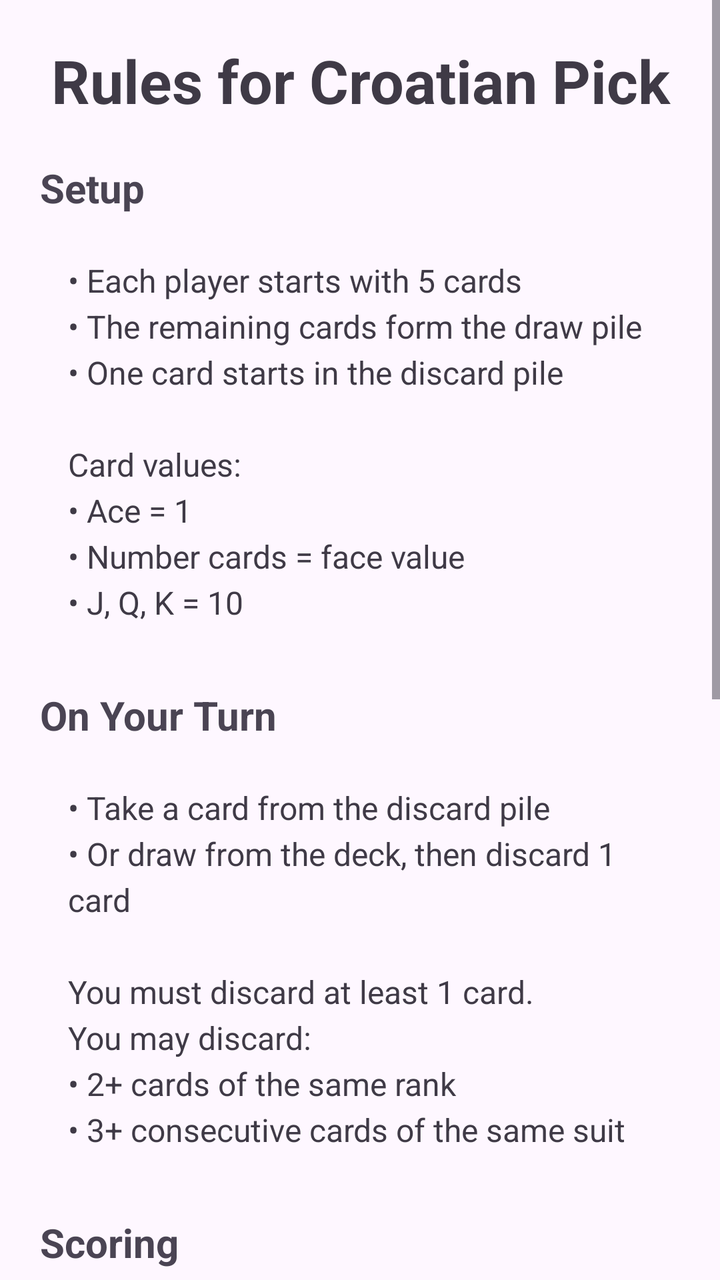
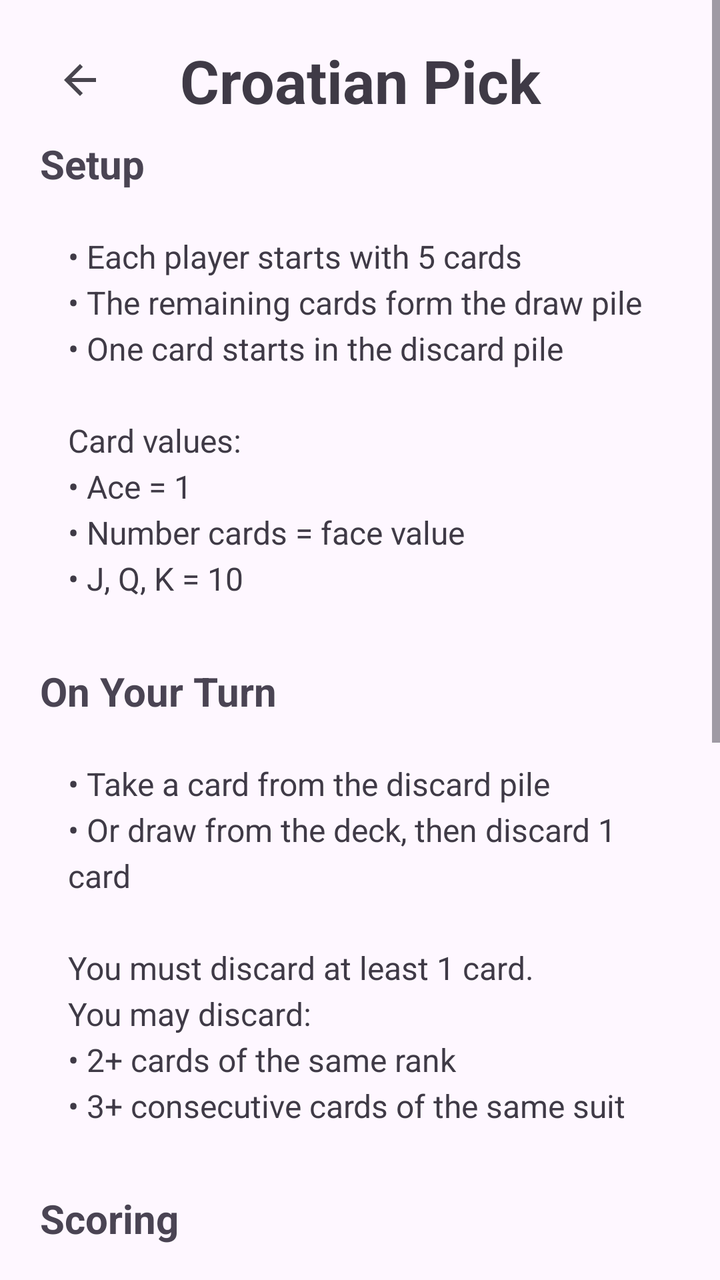

The first picture is an Android layout as it rendered before a commit; the second is the same layout after the commit. The layout source and the unified diff follow.
<!-- AndroidManifest.xml: application theme Theme.GameCollection -->
<!-- res/layout/activity_croatian_pick_rules.xml -->
<?xml version="1.0" encoding="utf-8"?>
<ScrollView xmlns:android="http://schemas.android.com/apk/res/android"
    xmlns:tools="http://schemas.android.com/tools"
    android:layout_width="match_parent"
    android:layout_height="match_parent"
    android:fillViewport="true"
    tools:context=".cardgames.croatianPick.CroatianPickRules">

    <LinearLayout
        android:layout_width="match_parent"
        android:layout_height="wrap_content"
        android:orientation="vertical"
        android:padding="20dp">

        <TextView
            android:id="@+id/textViewCroatianPickRuleTitle"
            android:layout_width="match_parent"
            android:layout_height="wrap_content"
            android:layout_marginBottom="20dp"
            android:gravity="center"
            android:text="Rules for Croatian Pick"
            android:textColor="#3F3A46"
            android:textSize="30sp"
            android:textStyle="bold" />

        
        <TextView
            android:id="@+id/textViewSetupHeader"
            android:layout_width="wrap_content"
            android:layout_height="wrap_content"
            android:layout_marginBottom="8dp"
            android:text="Setup"
            android:textColor="#4A4453"
            android:textSize="20sp"
            android:textStyle="bold" />

        <TextView
            android:id="@+id/textViewSetupBody"
            android:layout_width="match_parent"
            android:layout_height="wrap_content"
            android:layout_marginBottom="18dp"
            android:padding="14dp"
            android:text="• Each player starts with 5 cards\n• The remaining cards form the draw pile\n• One card starts in the discard pile\n\nCard values:\n• Ace = 1\n• Number cards = face value\n• J, Q, K = 10"
            android:textColor="#3F3A46"
            android:textSize="16sp"
            android:lineSpacingExtra="4dp" />

        
        <TextView
            android:id="@+id/textViewTurnHeader"
            android:layout_width="wrap_content"
            android:layout_height="wrap_content"
            android:layout_marginBottom="8dp"
            android:text="On Your Turn"
            android:textColor="#4A4453"
            android:textSize="20sp"
            android:textStyle="bold" />

        <TextView
            android:id="@+id/textViewTurnBody"
            android:layout_width="match_parent"
            android:layout_height="wrap_content"
            android:layout_marginBottom="18dp"
            android:padding="14dp"
            android:text="• Take a card from the discard pile\n• Or draw from the deck, then discard 1 card\n\nYou must discard at least 1 card.\nYou may discard:\n• 2+ cards of the same rank\n• 3+ consecutive cards of the same suit"
            android:textColor="#3F3A46"
            android:textSize="16sp"
            android:lineSpacingExtra="4dp" />

        
        <TextView
            android:id="@+id/textViewScoringHeader"
            android:layout_width="wrap_content"
            android:layout_height="wrap_content"
            android:layout_marginBottom="8dp"
            android:text="Scoring"
            android:textColor="#4A4453"
            android:textSize="20sp"
            android:textStyle="bold" />

        <TextView
            android:id="@+id/textViewScoringBody"
            android:layout_width="match_parent"
            android:layout_height="wrap_content"
            android:layout_marginBottom="18dp"
            android:padding="14dp"
            android:text="• If your hand value is 7 or less, wait 1 round\n• Then you may call at the start of your turn\n• All players reveal and total their cards\n• The lowest score wins the round\n• If someone has a score equal to or lower than the caller, they win and score 0"
            android:textColor="#3F3A46"
            android:textSize="16sp"
            android:lineSpacingExtra="4dp" />

        
        <TextView
            android:id="@+id/textViewWinningHeader"
            android:layout_width="wrap_content"
            android:layout_height="wrap_content"
            android:layout_marginBottom="8dp"
            android:text="Winning / Losing"
            android:textColor="#4A4453"
            android:textSize="20sp"
            android:textStyle="bold" />

        <TextView
            android:id="@+id/textViewWinningBody"
            android:layout_width="match_parent"
            android:layout_height="wrap_content"
            android:layout_marginBottom="24dp"
            android:padding="14dp"
            android:text="• The game is played over multiple rounds\n• A player loses if they reach 100 points\n• Special rule: if a player reaches exactly 99 points, their score resets to 50"
            android:textColor="#3F3A46"
            android:textSize="16sp"
            android:lineSpacingExtra="4dp" />

        <androidx.appcompat.widget.AppCompatButton
            android:id="@+id/buttonBackToCardGames"
            android:layout_width="match_parent"
            android:layout_height="56dp"
            android:background="@drawable/card_game_button"
            android:text="Back"
            android:textColor="@color/cardGameButtonTextColour"
            android:textSize="18sp"
            android:textStyle="bold" />

    </LinearLayout>
</ScrollView>
<!-- resources referenced by this layout -->
<resources>
  <color name="cardGameButtonTextColour">#ECCBF4</color>
  <!-- drawable card_game_button (drawable) -->
  <?xml version="1.0" encoding="utf-8"?>
  <shape xmlns:android="http://schemas.android.com/apk/res/android" android:shape="rectangle">
      <gradient
          android:angle="45"
          android:startColor="#BDBDBD"
          android:endColor="#B300B6"/>
      <corners android:radius="25dp" />
  </shape>
  <style name="Theme.GameCollection" parent="Base.Theme.GameCollection" />
  <style name="Base.Theme.GameCollection" parent="Theme.Material3.DayNight.NoActionBar">
          
          
      </style>
</resources>

<!-- the commit's change to res/layout/activity_croatian_pick_rules.xml (unified diff, before → after) -->
@@ -12,16 +12,37 @@
         android:orientation="vertical"
         android:padding="20dp">
 
-        <TextView
-            android:id="@+id/textViewCroatianPickRuleTitle"
+        <LinearLayout
             android:layout_width="match_parent"
             android:layout_height="wrap_content"
-            android:layout_marginBottom="20dp"
-            android:gravity="center"
-            android:text="Rules for Croatian Pick"
-            android:textColor="#3F3A46"
-            android:textSize="30sp"
-            android:textStyle="bold" />
+            android:gravity="center_vertical"
+            android:layout_marginBottom="8dp">
+
+            <ImageButton
+                android:id="@+id/buttonBack"
+                android:layout_width="40dp"
+                android:layout_height="40dp"
+                android:background="?attr/selectableItemBackgroundBorderless"
+                android:contentDescription="Back"
+                android:padding="8dp"
+                android:src="@drawable/arrow_back" />
+
+            <TextView
+                android:id="@+id/textViewCroatianPickRuleTitle"
+                android:layout_width="0dp"
+                android:layout_height="wrap_content"
+                android:layout_weight="1"
+                android:gravity="center"
+                android:text="Croatian Pick"
+                android:textColor="#3F3A46"
+                android:textSize="30sp"
+                android:textStyle="bold" />
+
+            <Space
+                android:layout_width="40dp"
+                android:layout_height="40dp"/>
+
+        </LinearLayout>
 
         
         <TextView
@@ -111,15 +132,5 @@
             android:textSize="16sp"
             android:lineSpacingExtra="4dp" />
 
-        <androidx.appcompat.widget.AppCompatButton
-            android:id="@+id/buttonBackToCardGames"
-            android:layout_width="match_parent"
-            android:layout_height="56dp"
-            android:background="@drawable/card_game_button"
-            android:text="Back"
-            android:textColor="@color/cardGameButtonTextColour"
-            android:textSize="18sp"
-            android:textStyle="bold" />
-
     </LinearLayout>
 </ScrollView>
<!-- resource entries referenced after the edit -->
@@ -1,15 +1,13 @@
 <!-- resources referenced by this layout -->
 <resources>
-  <color name="cardGameButtonTextColour">#ECCBF4</color>
-  <!-- drawable card_game_button (drawable) -->
-  <?xml version="1.0" encoding="utf-8"?>
-  <shape xmlns:android="http://schemas.android.com/apk/res/android" android:shape="rectangle">
-      <gradient
-          android:angle="45"
-          android:startColor="#BDBDBD"
-          android:endColor="#B300B6"/>
-      <corners android:radius="25dp" />
-  </shape>
+  <!-- drawable arrow_back (drawable) -->
+  <vector xmlns:android="http://schemas.android.com/apk/res/android" android:autoMirrored="true" android:height="24dp" android:tint="?attr/colorControlNormal" android:viewportHeight="24" android:viewportWidth="24" android:width="24dp">
+  
+      <path
+          android:fillColor="@android:color/white"
+          android:pathData="M20,11H7.83l5.59,-5.59L12,4l-8,8 8,8 1.41,-1.41L7.83,13H20v-2z"/>
+      
+  </vector>
   <style name="Theme.GameCollection" parent="Base.Theme.GameCollection" />
   <style name="Base.Theme.GameCollection" parent="Theme.Material3.DayNight.NoActionBar">
           
